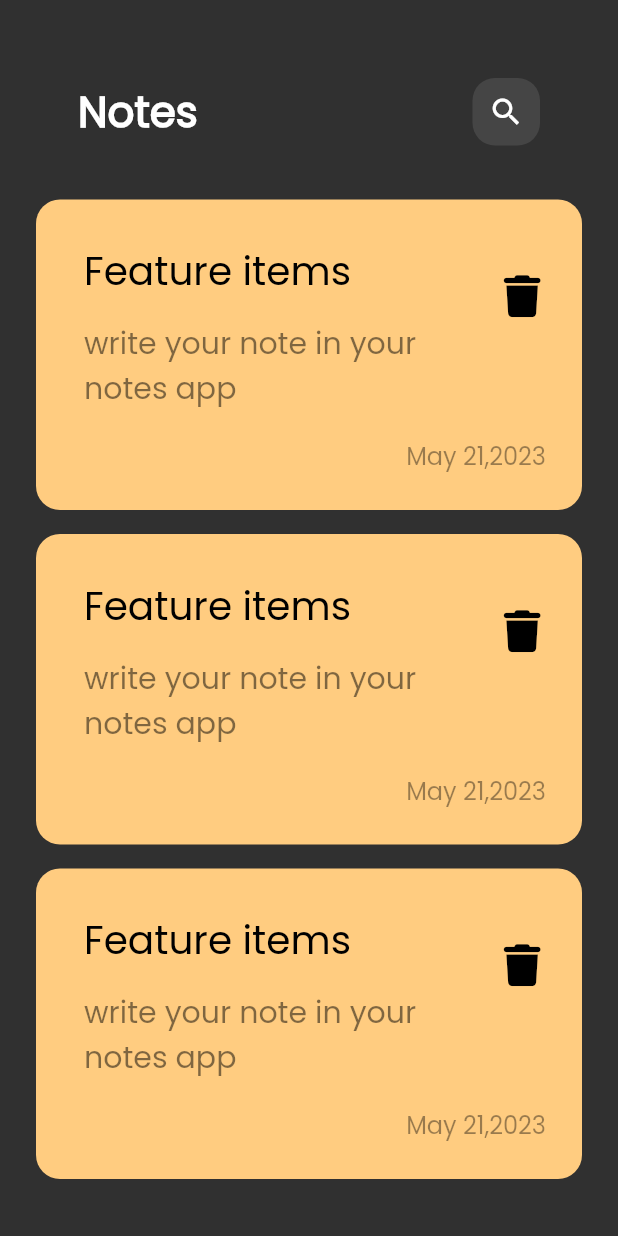
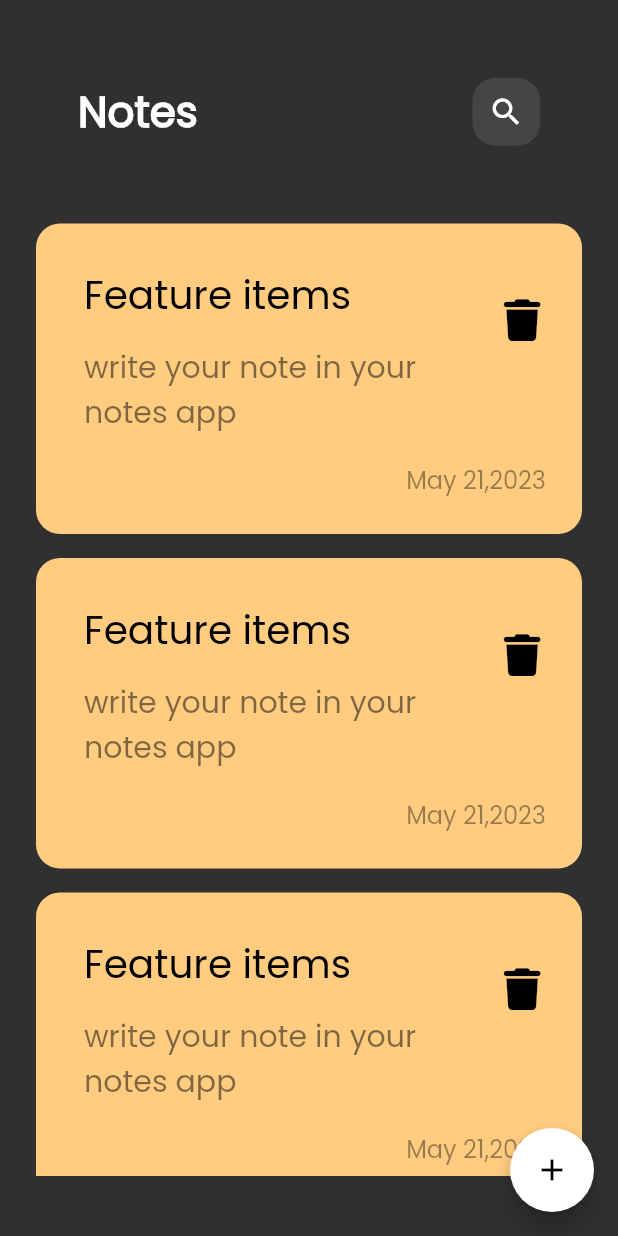
Before and after one commit to Walaahosny/notesapp, a Flutter app: the screen it shows after launch, on a phone screen of 412 x 824 dp. Run offline on Flutter 3.47's test engine with Material 2 defaults, Android fonts, the phone set to English and light mode, and no system bars; our stand-ins replace font_awesome_flutter.

Commit message:
7 commit add note bottom sheet

```diff
--- a/lib/views/widgets/NotesListView.dart
+++ b/lib/views/widgets/NotesListView.dart
@@ -7,16 +7,19 @@
 
   @override
   Widget build(BuildContext context) {
-    return ListView.builder(
-      physics:BouncingScrollPhysics(),
+    return Padding(
+      padding: const EdgeInsets.symmetric(vertical: 16.0),
+      child: ListView.builder(
+        //to remove default padding of list view
+        padding: EdgeInsets.zero,
+        physics: const BouncingScrollPhysics(),
         itemBuilder: (context, index) {
-
           return const Padding(
-
             padding: EdgeInsets.symmetric(vertical: 8.0),
             child: NoteItem(),
           );
         },
+      ),
     );
   }
 }
--- a/lib/views/widgets/body_home_screen.dart
+++ b/lib/views/widgets/body_home_screen.dart
@@ -9,7 +9,7 @@
 
   @override
   Widget build(BuildContext context) {
-    return  const Padding(
+    return const Padding(
       padding: EdgeInsets.all(24.0),
       child: Column(
         children: [CustomAppBar(), Expanded(child: NotesListView())],
--- a/lib/views/widgets/homeScreen.dart
+++ b/lib/views/widgets/homeScreen.dart
@@ -1,13 +1,25 @@
 import 'package:flutter/material.dart';
 
+import 'add_note_bottom_sheet.dart';
 import 'body_home_screen.dart';
+
 class NotesHomeScreen extends StatelessWidget {
   const NotesHomeScreen({super.key});
 
-
   @override
   Widget build(BuildContext context) {
-    return const Scaffold(
-     body: NotesBody(),
-    ); }
+    return Scaffold(
+      floatingActionButton: FloatingActionButton(
+        onPressed: () {
+          showModalBottomSheet(context: context, builder: (context){
+            return const AddNoteBottomSheet();
+          });
+
+        },
+        backgroundColor: Colors.white,
+        child: const Icon(Icons.add),
+      ),
+      body: const NotesBody(),
+    );
+  }
 }
```
Also changed, not shown: lib/views/widgets/add_note_bottom_sheet.dart (added, +9 -0 lines). Lines whose indentation alone changed are shown as unchanged.
